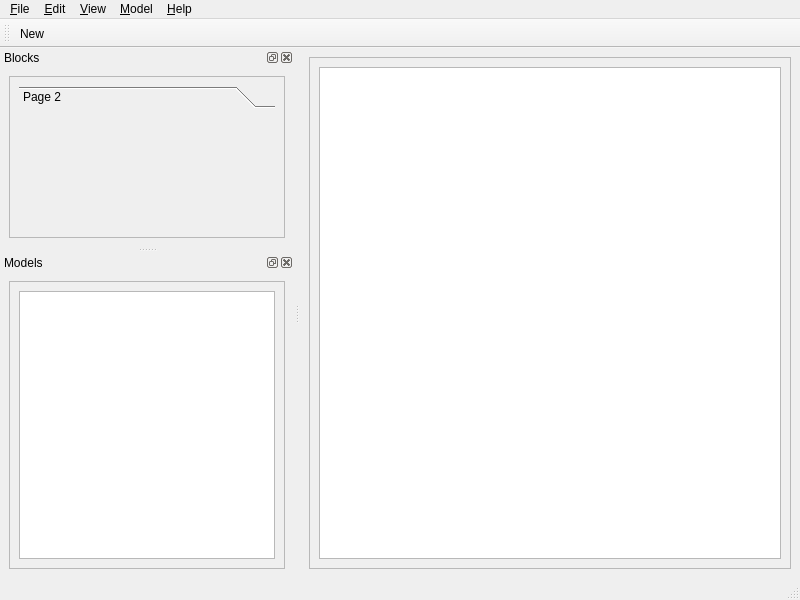
kcuzner/Simulate, file Engine/modelwindow.ui: the form before one commit.
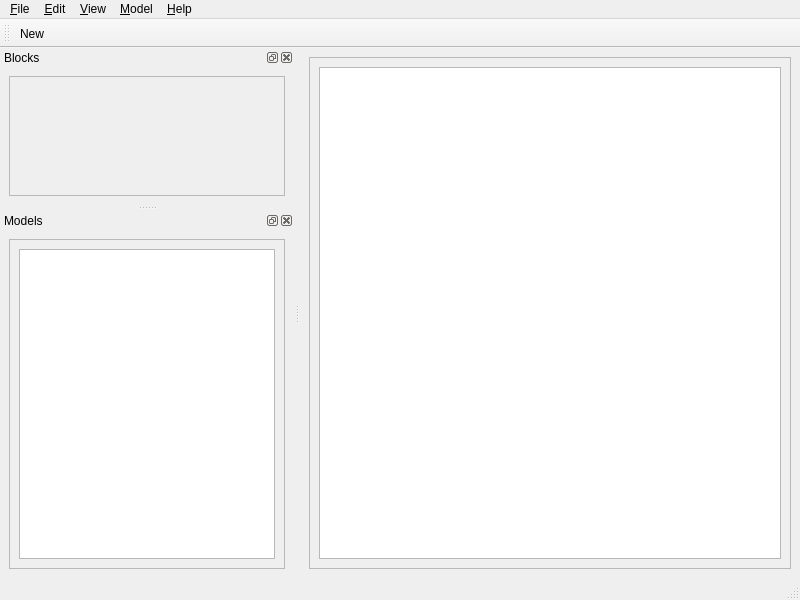
The form after the commit.

Diff of the .ui file:
```diff
--- a/Engine/modelwindow.ui
+++ b/Engine/modelwindow.ui
@@ -118,36 +118,10 @@
            <rect>
             <x>0</x>
             <y>0</y>
-            <width>254</width>
-            <height>209</height>
+            <width>276</width>
+            <height>163</height>
            </rect>
           </property>
-          <layout class="QVBoxLayout" name="verticalLayout_6">
-           <item>
-            <layout class="QVBoxLayout" name="verticalLayout_5">
-             <item>
-              <widget class="QToolBox" name="toolBox">
-               <property name="currentIndex">
-                <number>0</number>
-               </property>
-               <widget class="QWidget" name="page_2">
-                <property name="geometry">
-                 <rect>
-                  <x>0</x>
-                  <y>0</y>
-                  <width>234</width>
-                  <height>154</height>
-                 </rect>
-                </property>
-                <attribute name="label">
-                 <string>Page 2</string>
-                </attribute>
-               </widget>
-              </widget>
-             </item>
-            </layout>
-           </item>
-          </layout>
          </widget>
         </widget>
        </item>
@@ -177,8 +151,8 @@
            <rect>
             <x>0</x>
             <y>0</y>
-            <width>254</width>
-            <height>208</height>
+            <width>276</width>
+            <height>254</height>
            </rect>
           </property>
           <layout class="QVBoxLayout" name="verticalLayout_8">
```
Left out of the diff: 4 changed lines with no effect on the pictures.
